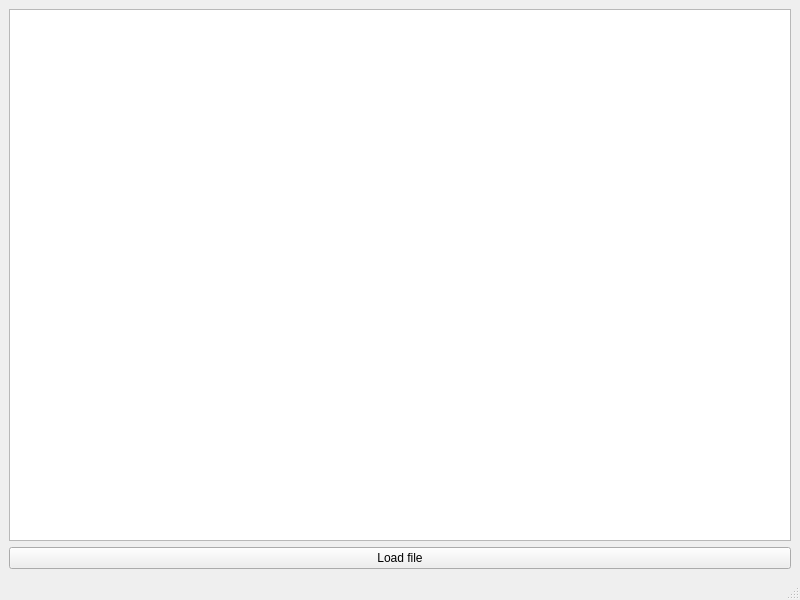
Before: the Qt Designer form src/gui/mainwindow.ui in grotsztaksel/ArcherAssistant, drawn with Qt 5.
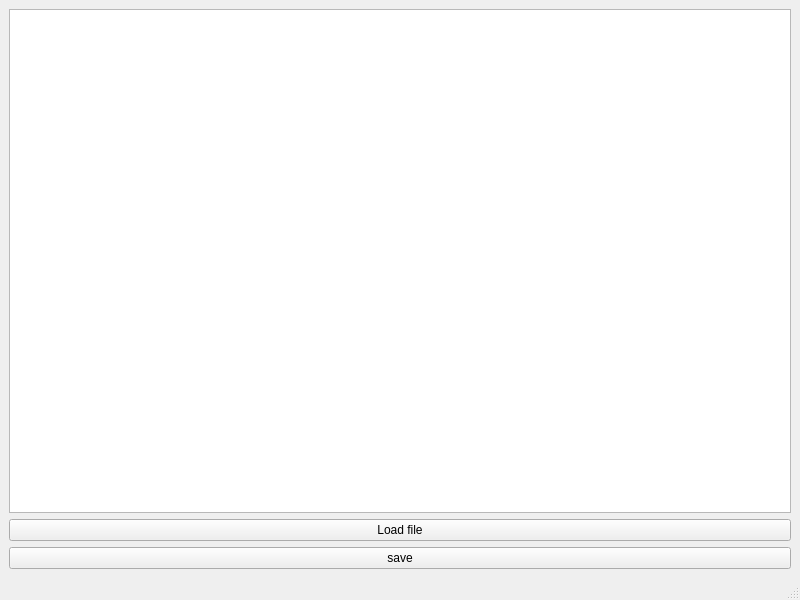
After: the same form once the commit is applied.

What changed in the file:
```diff
--- a/src/gui/mainwindow.ui
+++ b/src/gui/mainwindow.ui
@@ -25,6 +25,13 @@
       </property>
      </widget>
     </item>
+    <item>
+     <widget class="QPushButton" name="pushButton_2">
+      <property name="text">
+       <string>save</string>
+      </property>
+     </widget>
+    </item>
    </layout>
   </widget>
   <widget class="QMenuBar" name="menubar">
```
